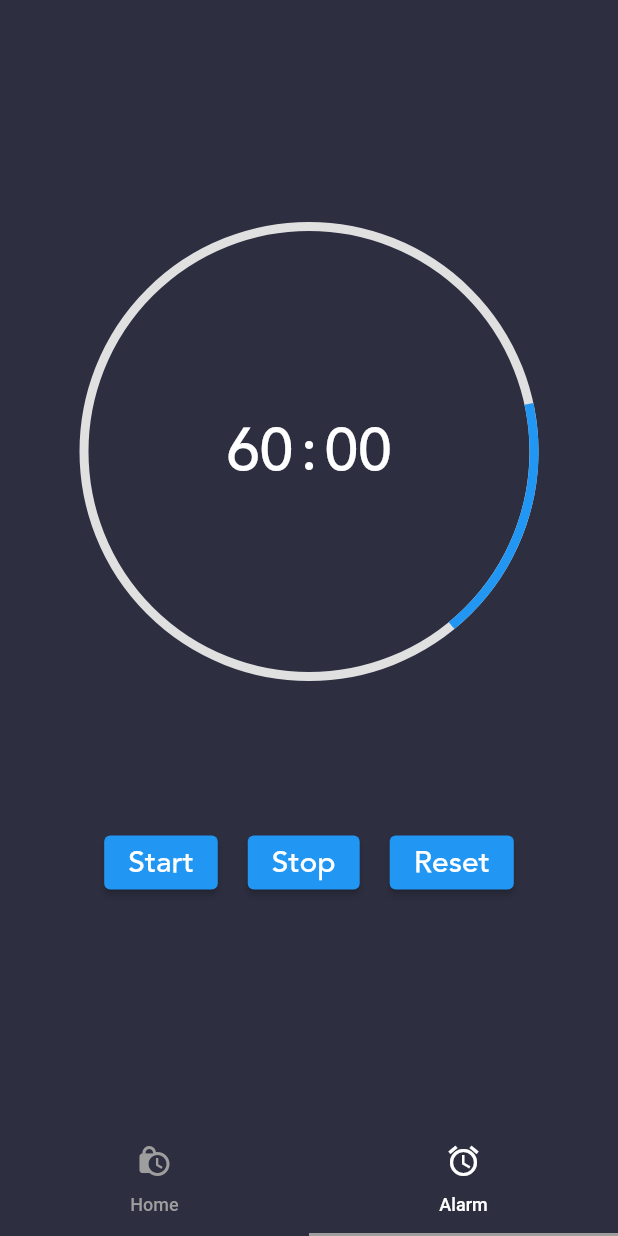
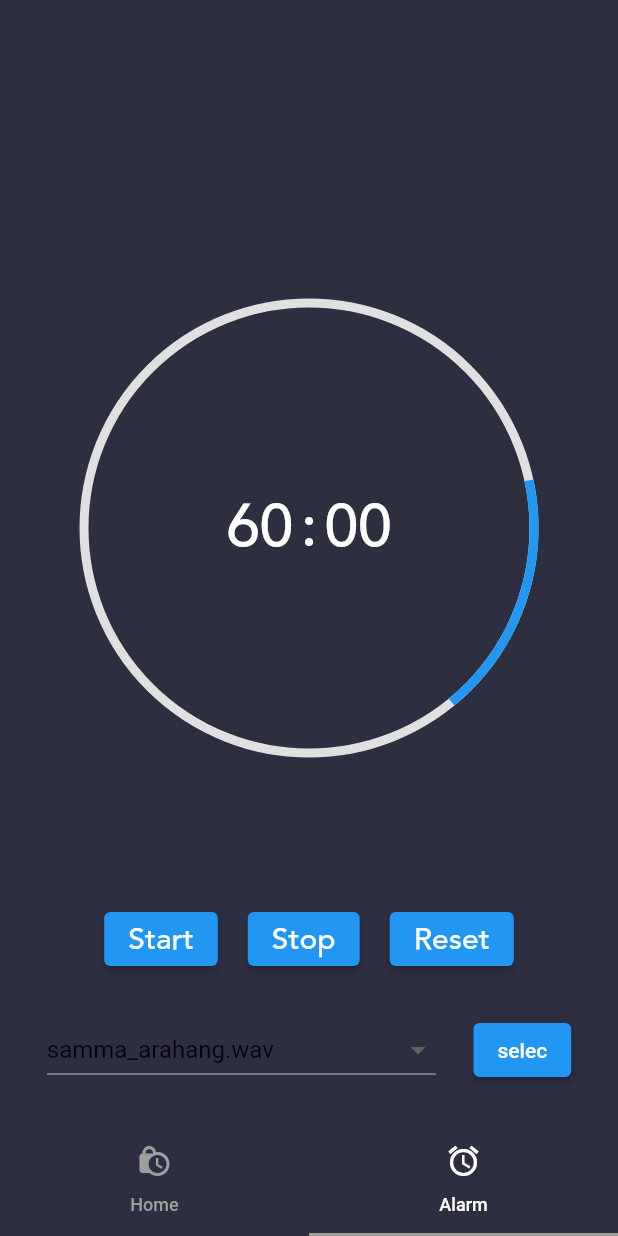
Before and after one commit to jaylove555/1H1M, a Flutter app: the screen it shows after launch, tab 2 chosen, on a phone screen of 412 x 824 dp. Run offline on Flutter 3.47's test engine with Material 2 defaults, Android fonts, the phone set to English and light mode, and no system bars; our stand-ins replace audioplayers, flutter_local_notifications.

Commit message:
first commit

```diff
--- a/lib/alarm.dart
+++ b/lib/alarm.dart
@@ -1,7 +1,6 @@
 import 'dart:async';
 import 'package:flutter/material.dart';
 import 'package:flutter_application/alarm_provider.dart';
-import 'package:flutter_application/notification_widget.dart';
 import 'package:flutter_application/theme_data.dart';
 import 'package:provider/provider.dart';
 
@@ -31,7 +30,7 @@ class _CountdownTimerState extends State<CountdownTimer> {
         child: Container(
           color: Color(0xFF2D2F41),
           child: Column(
-            mainAxisAlignment: MainAxisAlignment.center,
+            mainAxisAlignment: MainAxisAlignment.end,
             children: <Widget>[
               Row(
                 mainAxisAlignment: MainAxisAlignment.center,
@@ -138,7 +137,35 @@ class _CountdownTimerState extends State<CountdownTimer> {
                     },
                   ),
                 ],
-              )
+              ),
+              Row(
+                mainAxisAlignment: MainAxisAlignment.center,
+                children: [
+                  DropdownButton(
+                    value: selectedSound,
+                    items: sounds
+                        .map((sound) =>
+                            DropdownMenuItem(child: Text(sound), value: sound))
+                        .toList(),
+                    onChanged: (value) {
+                      setState(() {
+                        selectedSound = value.toString();
+                      });
+                    },
+                  ),
+                  SizedBox(
+                    height: 100,
+                    width: 25,
+                  ),
+                  ElevatedButton(
+                    onPressed: () {
+                      // showNotification();
+                      context.read<Alarm>().showNotification();
+                    },
+                    child: Text('selec'),
+                  ),
+                ],
+              ),
             ],
           ),
         ),
--- a/lib/alarm_provider.dart
+++ b/lib/alarm_provider.dart
@@ -1,15 +1,20 @@
 import 'dart:async';
-
-import 'package:audioplayers/audioplayers.dart';
 import 'package:flutter/material.dart';
-import 'package:flutter_application/main.dart';
-import 'package:flutter_application/notification_widget.dart';
 import 'package:flutter_local_notifications/flutter_local_notifications.dart';
-import 'package:provider/provider.dart';
 
 final FlutterLocalNotificationsPlugin flutterLocalNotificationsPlugin =
     FlutterLocalNotificationsPlugin();
-AudioPlayer audioPlayer = AudioPlayer();
+
+List<String> sounds = [
+  'samma_arahang.wav',
+  'fahsai_hallo.wav',
+  'found_sms_unread.wav',
+  'have_new_message_coming.wav',
+  'have_new_message_coming.wav',
+  'mail_coming.wav',
+  'meet_coming.wav'
+];
+String selectedSound = 'samma_arahang.wav';
 
 class Alarm extends ChangeNotifier {
   int start = 60 * 60;
@@ -69,10 +74,10 @@ class Alarm extends ChangeNotifier {
       'channel_name',
       importance: Importance.max,
       priority: Priority.high,
-      sound: RawResourceAndroidNotificationSound('a_long_cold_sting'),
+      sound: RawResourceAndroidNotificationSound('samma_arahang'),
     );
     var iOSPlatformChannelSpecifics = DarwinNotificationDetails(
-      sound: 'a_long_cold_sting.wav',
+      sound: 'samma_arahang.wav',
     );
     var platformChannelSpecifics = NotificationDetails(
         android: androidPlatformChannelSpecifics,
--- a/pubspec.yaml
+++ b/pubspec.yaml
@@ -39,6 +39,11 @@ dependencies:
   flutter_local_notifications: ^13.0.0
   provider: ^6.0.5
   audioplayers: ^3.0.1
+  flutter_launcher_icons: ^0.12.0
+
+flutter_icons:
+  android: true
+  image_path: "image/logo.png"
 
 dev_dependencies:
   flutter_test:
```
Also changed, not shown: lib/notification.dart (deleted, +0 -25 lines), lib/notification_widget.dart (deleted, +0 -38 lines), image/logo.png (added), pubspec.lock, 12 other files.
